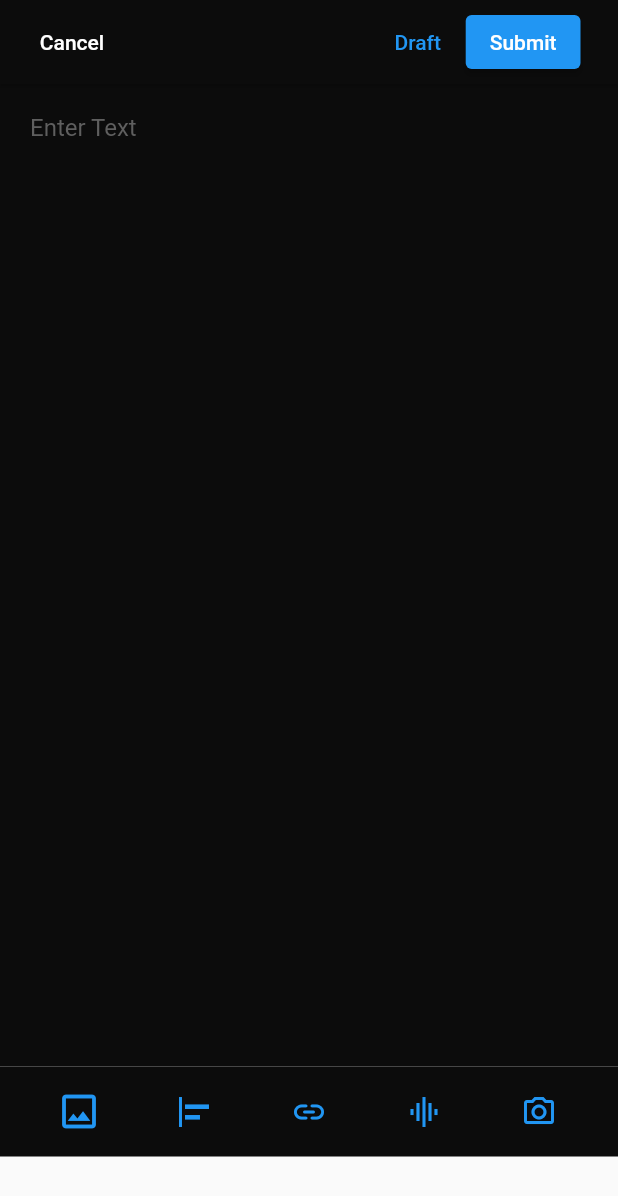
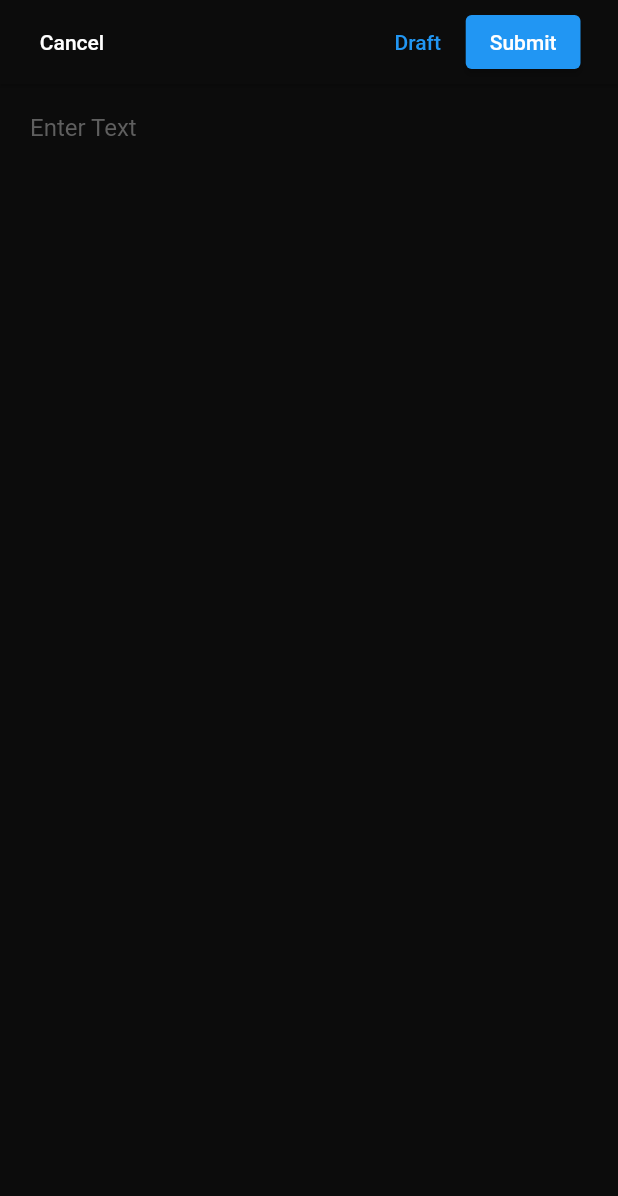
Before and after one commit to blackkiverson/UNI, a Flutter app: the MainPage screen opened directly, after a tap on the "add" icon, on a phone screen of 412 x 824 dp. Shown: the top 1196 px of the screen. Run offline on Flutter 3.47's test engine with Material 2 defaults, Android fonts, the light colour scheme and no system bars.

Commit message:
coded key elements for the Profile Page

```diff
--- a/lib/pages/home/dm_page.dart
+++ b/lib/pages/home/dm_page.dart
@@ -73,7 +73,6 @@ class _DmPageState extends State<DmPage> {
                         IconButton(onPressed: () {}, icon: Icon(Icons.search)),
                     hintText: "Search for a people or groups",
                     hintStyle: TextStyle(color: Color.fromARGB(255, 180, 180, 180)),
-
                   ),
                 ),
               ),
--- a/lib/pages/home/post_page.dart
+++ b/lib/pages/home/post_page.dart
@@ -52,11 +52,10 @@ class _PostPageState extends State<PostPage> {
       ),
 
       //Creating a text field for user to input text
-      body: SingleChildScrollView(
-        child: Column(
+      body: Column(
         children: [
           Container(
-              height: 655,
+            height: MediaQuery.of(context).size.height,
             alignment: Alignment.topCenter,
             decoration: BoxDecoration(
               color: Color.fromARGB(255, 12, 12, 12),
@@ -112,7 +111,6 @@ class _PostPageState extends State<PostPage> {
           ),
         ],
       ),
-      ),
     );
   }
 }
--- a/lib/pages/home/profile_drawer.dart
+++ b/lib/pages/home/profile_drawer.dart
@@ -172,8 +172,8 @@ class _SideProfileState extends State<SideProfile> {
                   fontWeight: FontWeight.w400),
             ),
           ),
-          SizedBox(height: 320),
-          ListTile(
+          SizedBox(
+          child: ListTile(
             iconColor: Colors.white,
             onTap: () {},
             leading: Icon(Icons.logout_rounded),
@@ -185,7 +185,8 @@ class _SideProfileState extends State<SideProfile> {
                   fontWeight: FontWeight.w400),
             ),
           ),
-        ],
+
+          )],
       ),
     );
   }
--- a/lib/widgets/profile_education.dart
+++ b/lib/widgets/profile_education.dart
@@ -23,7 +23,7 @@ class _ProfileEducationState extends State<ProfileEducation> {
           ],
         ),
         Divider(
-          thickness: 0.65,
+          thickness: 0.1,
           color: Colors.white,
         )
       ],
--- a/lib/widgets/profile_interests.dart
+++ b/lib/widgets/profile_interests.dart
@@ -15,7 +15,7 @@ class _ProfileTopicsState extends State<ProfileTopics> {
         Row(
           children: [
             Padding(
-              padding: const EdgeInsets.only(left: 30, right: 175),
+              padding: const EdgeInsets.only(left: 30, right: 180),
               child: Text("Favourite Topics", style: TextStyle(color: Colors.white)),
             ),
             IconButton(onPressed: () {}, icon: Icon(Icons.add), color: Colors.blue),
@@ -23,7 +23,7 @@ class _ProfileTopicsState extends State<ProfileTopics> {
           ],
         ),
         Divider(
-          thickness: 0.7,
+          thickness: 0.1,
           color: Colors.white,
         )
       ],
--- a/lib/widgets/profile_skill.dart
+++ b/lib/widgets/profile_skill.dart
@@ -15,7 +15,7 @@ class _ProfileSkillState extends State<ProfileSkill> {
         Row(
           children: [
             Padding(
-              padding: const EdgeInsets.only(left: 30, right: 245),
+              padding: const EdgeInsets.only(left: 30, right: 240),
               child: Text("Skills", style: TextStyle(color: Colors.white)),
             ),
             IconButton(onPressed: () {}, icon: Icon(Icons.add), color: Colors.blue),
```
Also changed, not shown: lib/pages/home/profile_page.dart (+29 -12 lines). Lines whose indentation alone changed are shown as unchanged.
